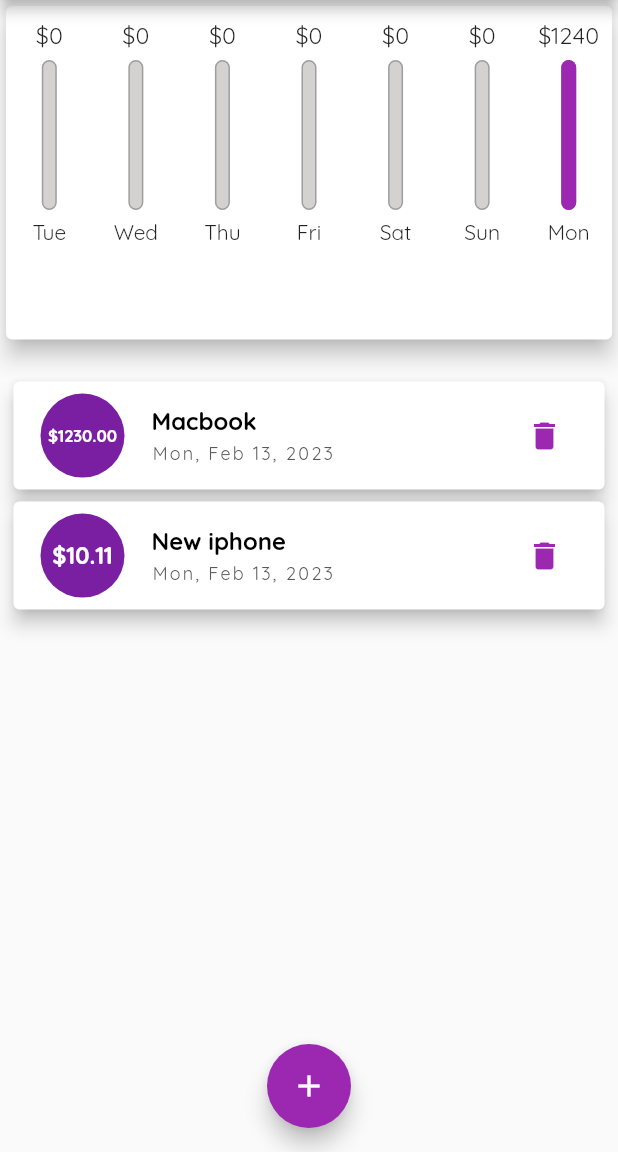
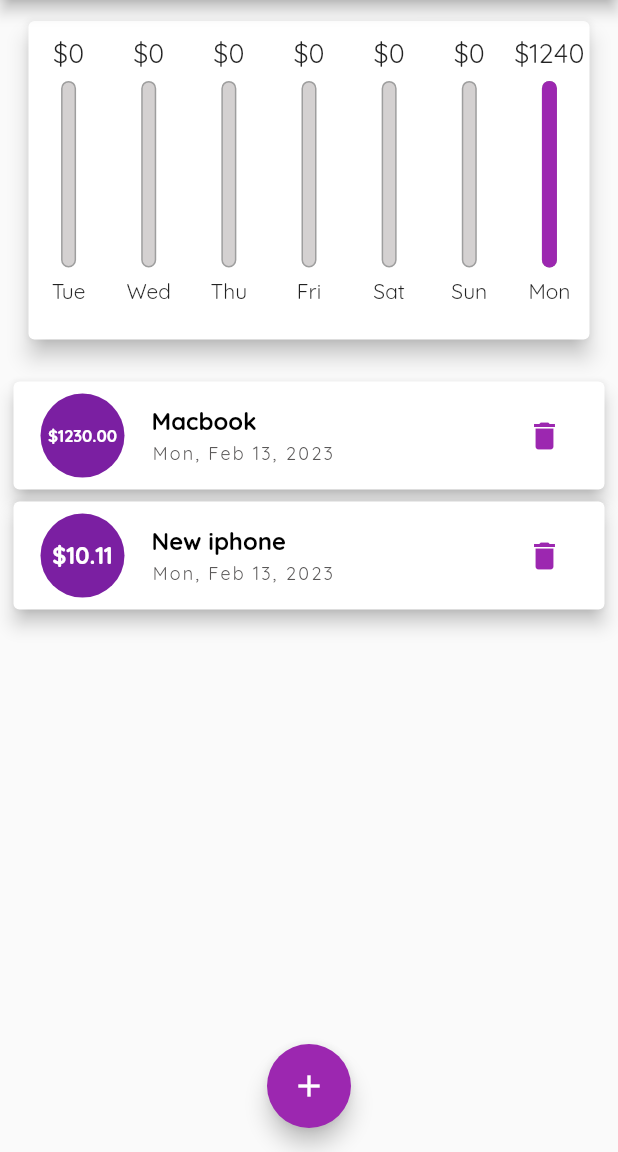
Before and after one commit to Sondev1102/personnal_expenses_app, a Flutter app: the screen it shows after launch, on a phone screen of 412 x 824 dp, the part 84-1236 px from its top. Run offline on Flutter 3.47's test engine with Material 2 defaults, Android fonts, the phone set to English and light mode, and no system bars.

```diff
--- a/lib/main.dart
+++ b/lib/main.dart
@@ -1,4 +1,8 @@
+import 'dart:io';
+
+import 'package:flutter/cupertino.dart';
 import 'package:flutter/material.dart';
+import 'package:flutter/services.dart';
 import 'package:personal_expenses_app/widgets/Chart/chart.dart';
 import 'package:personal_expenses_app/widgets/transaction/new_transaction.dart';
 import 'package:personal_expenses_app/widgets/transaction/transaction_list.dart';
@@ -6,6 +10,9 @@ import 'package:personal_expenses_app/widgets/transaction/transaction_list.dart'
 import './modals/transaction.dart';
 
 void main() {
+  WidgetsFlutterBinding.ensureInitialized();
+  SystemChrome.setPreferredOrientations(
+      [DeviceOrientation.portraitUp, DeviceOrientation.portraitDown]);
   runApp(const MyApp());
 }
 
@@ -62,6 +69,8 @@ class _HomeState extends State<Home> {
         id: '2', title: 'New iphone', amount: 10.11, date: DateTime.now())
   ];
 
+  bool _isShowChart = false;
+
   List<Transaction> get _recentTransactions {
     return _userTransactions
         .where(
@@ -103,10 +112,22 @@ class _HomeState extends State<Home> {
   @override
   Widget build(BuildContext context) {
     final mediaQuery = MediaQuery.of(context);
-    final isLanscape =
-        MediaQuery.of(context).orientation == Orientation.landscape;
+    final isLandscape = mediaQuery.orientation == Orientation.landscape;
 
-    final appBar = AppBar(
+    final appBar = Platform.isIOS
+        ? CupertinoNavigationBar(
+            middle: const Text("Personal Expenses"),
+            trailing: Row(
+              mainAxisSize: MainAxisSize.min,
+              children: [
+                GestureDetector(
+                  child: const Icon(CupertinoIcons.add),
+                  onTap: () => _showBottomModal(context),
+                )
+              ],
+            ),
+          )
+        : AppBar(
             title: const Text("Personal Expenses"),
             actions: [
               IconButton(
@@ -117,34 +138,77 @@ class _HomeState extends State<Home> {
           );
 
     final containerHeight = mediaQuery.size.height -
-        appBar.preferredSize.height -
+        (appBar as PreferredSizeWidget).preferredSize.height -
         mediaQuery.viewPadding.top;
 
-    return Scaffold(
-      appBar: appBar,
-      body: Container(
-        width: double.infinity,
-        child: Column(
-          children: [
-            Container(
-              height: containerHeight * 0.3,
+    final chart = SizedBox(
+      height: isLandscape ? containerHeight * 0.7 : containerHeight * 0.3,
       child: Chart(_recentTransactions),
-            ),
-            Container(
+    );
+
+    final transactionList = SizedBox(
       height: containerHeight * 0.7,
       child: TransactionList(
         transactionList: _userTransactions,
         removeTransaction: _handleRemoveTransaction,
       ),
+    );
+
+    final switchAdapter = Container(
+      margin: const EdgeInsets.only(top: 10),
+      child: Column(children: [
+        Text(
+          'Show Chart:',
+          style: Theme.of(context).textTheme.labelMedium,
+        ),
+        Platform.isIOS
+            ? CupertinoSwitch(
+                activeColor: Theme.of(context).primaryColor,
+                value: _isShowChart,
+                onChanged: (value) {
+                  setState(() {
+                    _isShowChart = value;
+                  });
+                },
               )
+            : Switch.adaptive(
+                value: _isShowChart,
+                onChanged: (value) {
+                  setState(() {
+                    _isShowChart = value;
+                  });
+                })
+      ]),
+    );
+
+    final pageBody = SafeArea(
+      child: SingleChildScrollView(
+        child: Column(
+          crossAxisAlignment: CrossAxisAlignment.stretch,
+          children: [
+            if (isLandscape) switchAdapter,
+            if (!isLandscape) chart,
+            if (isLandscape && _isShowChart) chart,
+            transactionList
           ],
         ),
       ),
+    );
+
+    return Platform.isIOS
+        ? CupertinoPageScaffold(
+            child: pageBody,
+            navigationBar: appBar as ObstructingPreferredSizeWidget,
+          )
+        : Scaffold(
+            appBar: appBar,
+            body: pageBody,
             floatingActionButton: FloatingActionButton(
               onPressed: () => _showBottomModal(context),
               child: Icon(Icons.add),
             ),
-      floatingActionButtonLocation: FloatingActionButtonLocation.centerFloat,
+            floatingActionButtonLocation:
+                FloatingActionButtonLocation.centerFloat,
           );
   }
 }
--- a/lib/widgets/Chart/chart.dart
+++ b/lib/widgets/Chart/chart.dart
@@ -27,7 +27,11 @@ class Chart extends StatelessWidget {
 
   @override
   Widget build(BuildContext context) {
-    return Card(
+    return LayoutBuilder(
+        builder: (BuildContext context, BoxConstraints constraints) {
+      return Container(
+        margin: const EdgeInsets.only(left: 15, top: 10, right: 15),
+        child: Card(
           elevation: 6,
           child: Container(
             padding: const EdgeInsets.symmetric(vertical: 10),
@@ -40,25 +44,27 @@ class Chart extends StatelessWidget {
                       child: Column(
                         children: [
                           Container(
-                        height: 20,
+                            height: constraints.maxHeight * 0.1,
                             child: FittedBox(
                               child: Text('\$' +
-                              (day['totalOfDay'] as double).toStringAsFixed(0)),
+                                  (day['totalOfDay'] as double)
+                                      .toStringAsFixed(0)),
                             ),
                           ),
-                      const SizedBox(
-                        height: 6,
+                          SizedBox(
+                            height: constraints.maxHeight * 0.03,
                           ),
                           Container(
-                        height: 100,
+                            height: constraints.maxHeight * 0.54,
                             width: 10,
                             child: Stack(
                               children: [
                                 Container(
                                   decoration: BoxDecoration(
-                                border:
-                                    Border.all(color: Colors.grey, width: 1),
-                                color: const Color.fromARGB(255, 212, 209, 209),
+                                    border: Border.all(
+                                        color: Colors.grey, width: 1),
+                                    color: const Color.fromARGB(
+                                        255, 212, 209, 209),
                                     borderRadius: const BorderRadius.all(
                                       Radius.circular(10),
                                     ),
@@ -67,7 +73,8 @@ class Chart extends StatelessWidget {
                                 FractionallySizedBox(
                                   heightFactor: totalOfWeek == 0
                                       ? 0
-                                  : (day['totalOfDay'] as double) / totalOfWeek,
+                                      : (day['totalOfDay'] as double) /
+                                          totalOfWeek,
                                   child: Container(
                                     decoration: BoxDecoration(
                                       color: Theme.of(context).primaryColor,
@@ -80,8 +87,10 @@ class Chart extends StatelessWidget {
                               ],
                             ),
                           ),
-                      Padding(
-                        padding: const EdgeInsets.symmetric(vertical: 6),
+                          Container(
+                            margin: EdgeInsets.only(
+                                top: constraints.maxHeight * 0.03),
+                            height: constraints.maxHeight * 0.1,
                             child: Text(day['title'] as String),
                           ),
                         ],
@@ -91,6 +100,8 @@ class Chart extends StatelessWidget {
                   .toList(),
             ),
           ),
+        ),
       );
+    });
   }
 }
```
Also changed, not shown: lib/widgets/transaction/new_transaction.dart (+41 -6 lines), pubspec.lock. Lines whose indentation alone changed are shown as unchanged.
